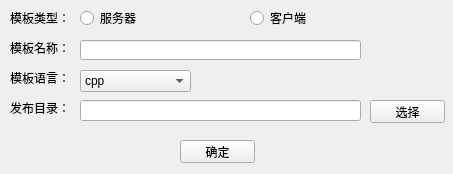
Old version of the form designer/ui/add_tmpl.ui in the repository aywfelix/ProtoExcelTool.
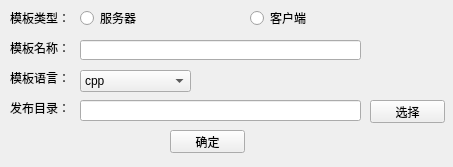
New version of the form.

```diff
--- a/designer/ui/add_tmpl.ui
+++ b/designer/ui/add_tmpl.ui
@@ -7,7 +7,7 @@
     <x>0</x>
     <y>0</y>
     <width>453</width>
-    <height>174</height>
+    <height>167</height>
    </rect>
   </property>
   <property name="windowTitle">
@@ -55,8 +55,8 @@
   <widget class="QPushButton" name="bTnOk">
    <property name="geometry">
     <rect>
-     <x>180</x>
-     <y>140</y>
+     <x>170</x>
+     <y>130</y>
      <width>75</width>
      <height>23</height>
     </rect>
```
Left out of the diff: 5 changed lines with no effect on the pictures.
